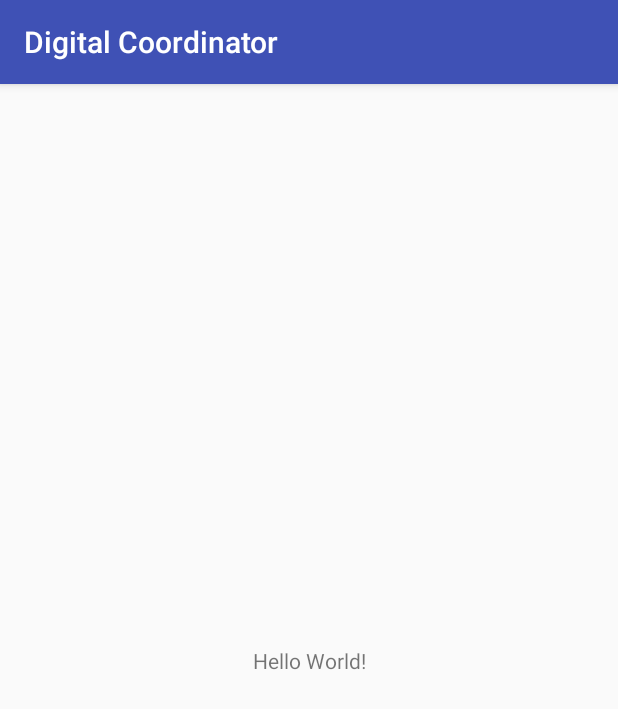
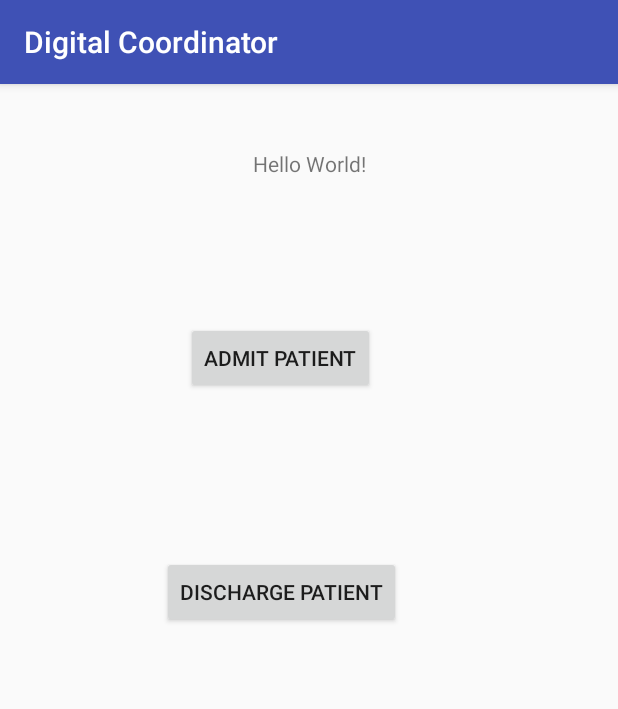
Before and after one commit to CSE-Hack-18/Digital-Coordinator, an Android app: the screen it shows after launch (MainActivity), on a phone screen of 412 x 824 dp. Shown: the top 709 px of the screen. Run offline under Robolectric (Android 15) with nearby library versions, the phone set to English and light mode, and no system bars.

Commit message:
Add buttons in main activity

```diff
--- a/app/src/main/res/layout/activity_main.xml
+++ b/app/src/main/res/layout/activity_main.xml
@@ -7,12 +7,34 @@
     tools:context=".MainActivity">
 
     <TextView
+        android:id="@+id/textView"
         android:layout_width="wrap_content"
         android:layout_height="wrap_content"
         android:text="Hello World!"
         app:layout_constraintBottom_toBottomOf="parent"
         app:layout_constraintLeft_toLeftOf="parent"
         app:layout_constraintRight_toRightOf="parent"
-        app:layout_constraintTop_toTopOf="parent" />
+        app:layout_constraintTop_toTopOf="parent"
+        app:layout_constraintVertical_bias="0.058" />
+
+    <Button
+        android:id="@+id/button"
+        android:layout_width="wrap_content"
+        android:layout_height="wrap_content"
+        android:layout_marginStart="124dp"
+        android:layout_marginTop="96dp"
+        android:text="Admit Patient"
+        app:layout_constraintStart_toStartOf="parent"
+        app:layout_constraintTop_toBottomOf="@+id/textView" />
+
+    <Button
+        android:id="@+id/button2"
+        android:layout_width="wrap_content"
+        android:layout_height="wrap_content"
+        android:layout_marginStart="108dp"
+        android:layout_marginTop="108dp"
+        android:text="Discharge Patient"
+        app:layout_constraintStart_toStartOf="parent"
+        app:layout_constraintTop_toBottomOf="@+id/button" />
 
 </android.support.constraint.ConstraintLayout>
```
